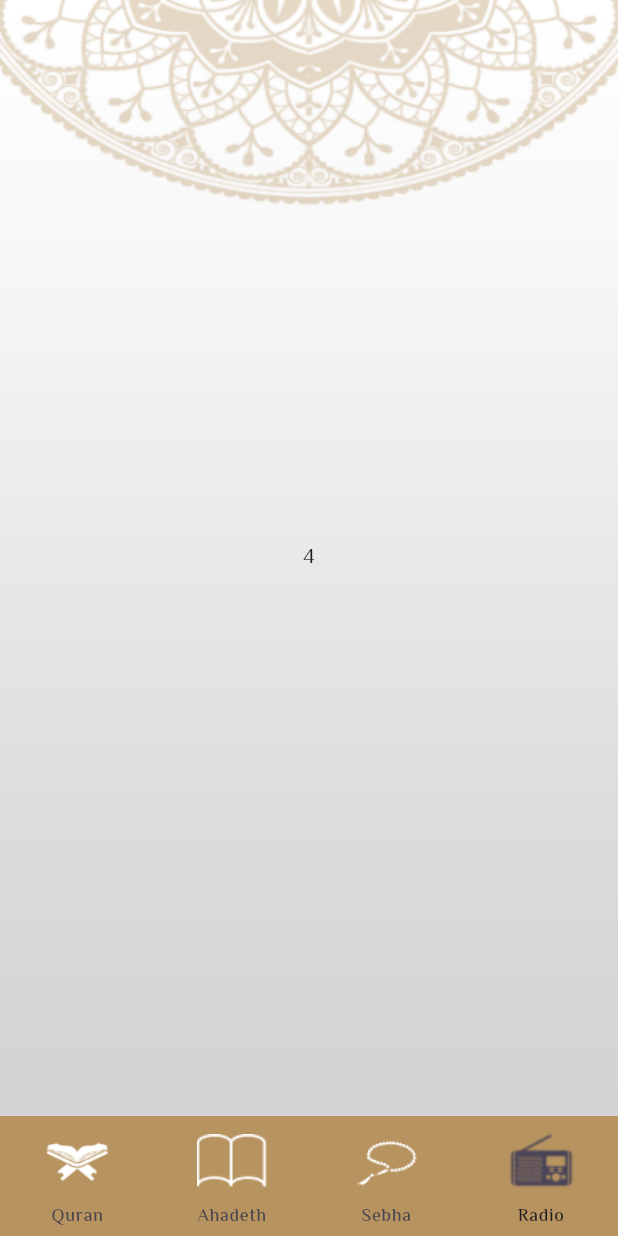
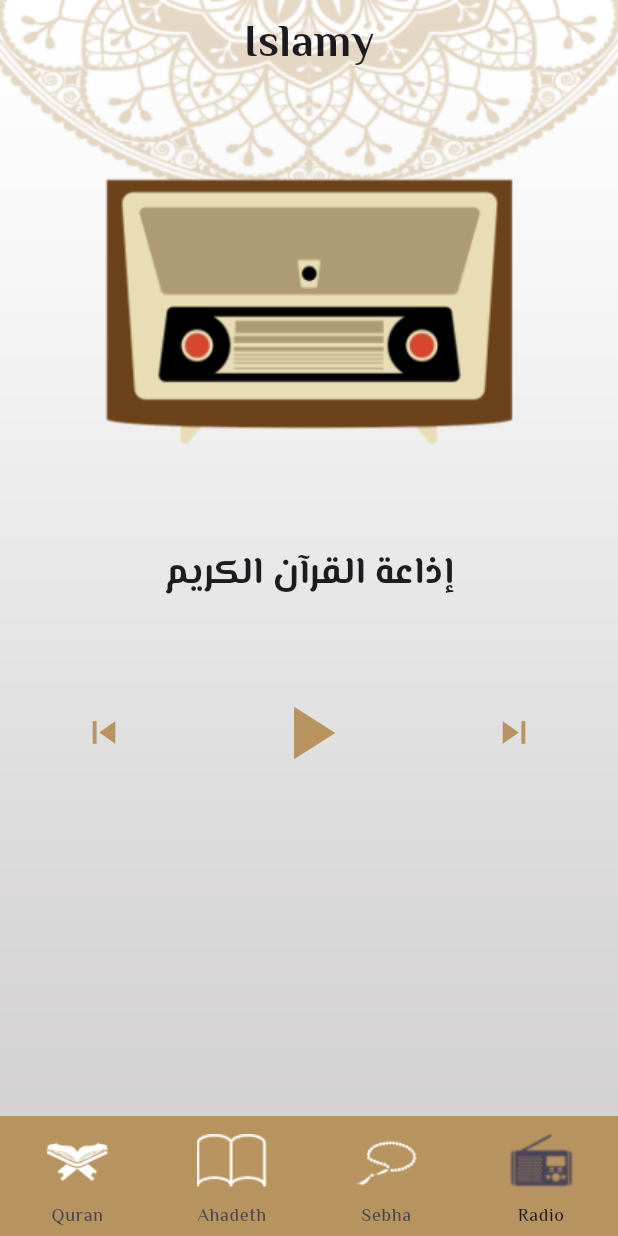
Before and after one commit to MostafaEsmail98/islamy_app, a Flutter app: the screen it shows after launch, item 4 of the bottom bar chosen, on a phone screen of 412 x 824 dp. Run offline on Flutter 3.47's test engine with Material 3 defaults, Android fonts, the phone set to English and light mode, and no system bars; our stand-ins replace go_router, google_fonts.

Commit message:
create radio tab

```diff
--- a/lib/core/utils/urlOfImage.dart
+++ b/lib/core/utils/urlOfImage.dart
@@ -8,5 +8,6 @@ abstract class UrlOfImage {
   static const String ahadethImage = "assets/image/ahadeth_image.png";
   static const String headSebhaImage = "assets/image/head_of_seb7a.png";
   static const String bodySebhaImage = "assets/image/body_of_seb7a.png";
+  static const String radioImage = "assets/image/radio_image.png";
 
 }
--- /dev/null
+++ b/lib/features/home_page/presentation/views/widgets/custom_radio_tab.dart
@@ -0,0 +1,49 @@
+import 'package:flutter/material.dart';
+import 'package:islamy_app/core/utils/colors.dart';
+import 'package:islamy_app/core/utils/styles.dart';
+import 'package:islamy_app/core/utils/title.dart';
+import 'package:islamy_app/core/utils/urlOfImage.dart';
+
+class CustomRadioTab extends StatelessWidget {
+  const CustomRadioTab({super.key});
+
+  @override
+  Widget build(BuildContext context) {
+    return Center(
+      child: Column(
+        children: [
+          const TitleApp(),
+          const SizedBox(
+            height: 50,
+          ),
+          SizedBox(
+            child: Image.asset(UrlOfImage.radioImage),
+          ),
+          const SizedBox(
+            height: 50,
+          ),
+          const Row(
+            mainAxisAlignment: MainAxisAlignment.center,
+            children: [
+              Text(
+                "إذاعة القرآن الكريم",
+                style: Styles.textStyle25,
+              )
+            ],
+          ),
+          const SizedBox(
+            height: 50,
+          ),
+          Row(
+            mainAxisAlignment: MainAxisAlignment.spaceAround,
+            children: [
+              IconButton(onPressed: () {}, icon: Icon(Icons.skip_previous,color: KColors.kPrimaryColor,size: 30,)),
+              IconButton(onPressed: () {}, icon: Icon(Icons.play_arrow,color: KColors.kPrimaryColor,size: 60,)),
+              IconButton(onPressed: () {}, icon: Icon(Icons.skip_next,color: KColors.kPrimaryColor,size: 30,))
+            ],
+          )
+        ],
+      ),
+    );
+  }
+}
--- a/lib/features/home_page/presentation/views/widgets/home_page_body.dart
+++ b/lib/features/home_page/presentation/views/widgets/home_page_body.dart
@@ -6,6 +6,7 @@ import 'package:islamy_app/features/home_page/presentation/views/widgets/custom_
 import '../../../../../core/utils/urlOfImage.dart';
 import 'custom_navigation_destination_item.dart';
 import 'custom_quran_tab.dart';
+import 'custom_radio_tab.dart';
 
 class HomePageBody extends StatefulWidget {
   const HomePageBody({super.key});
@@ -19,12 +20,8 @@ class _HomePageBodyState extends State<HomePageBody> {
   final pages = [
     const CustomQuranTab(),
     const CustomAhadethTab(),
-   const CustomSebhaTab(),
-    Center(
-      child: Center(
-        child: Text("4"),
-      ),
-    ),
+    const CustomSebhaTab(),
+    const CustomRadioTab()
   ];
 
   @override
```
Also changed, not shown: assets/image/radio_image.png (added).
